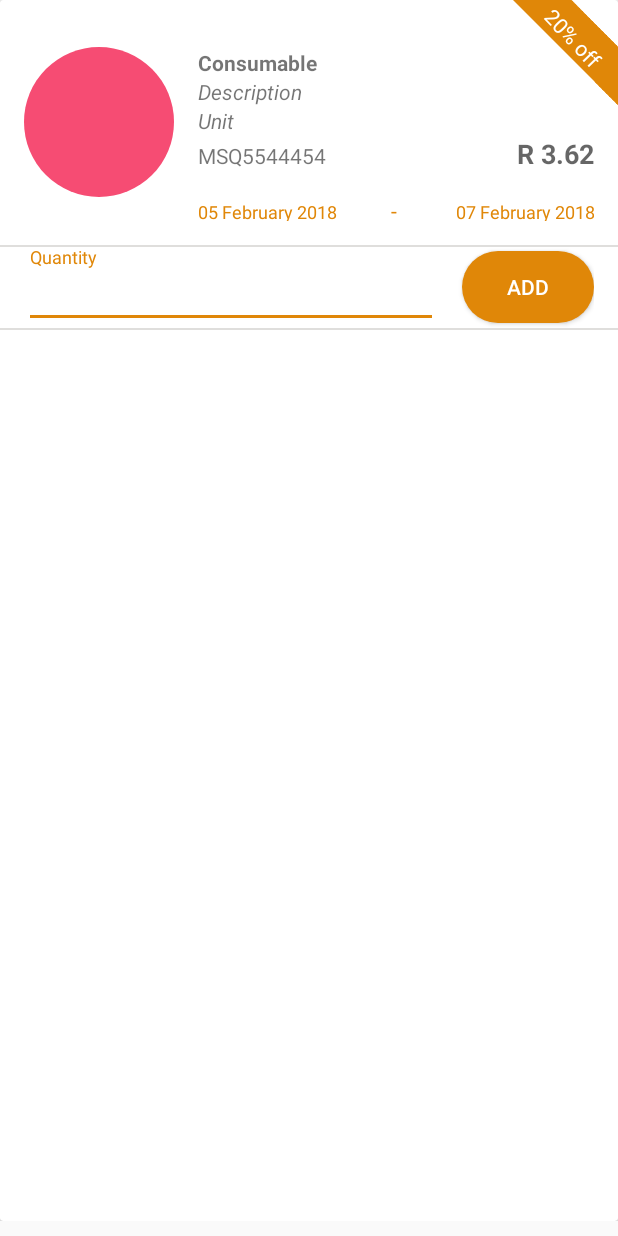
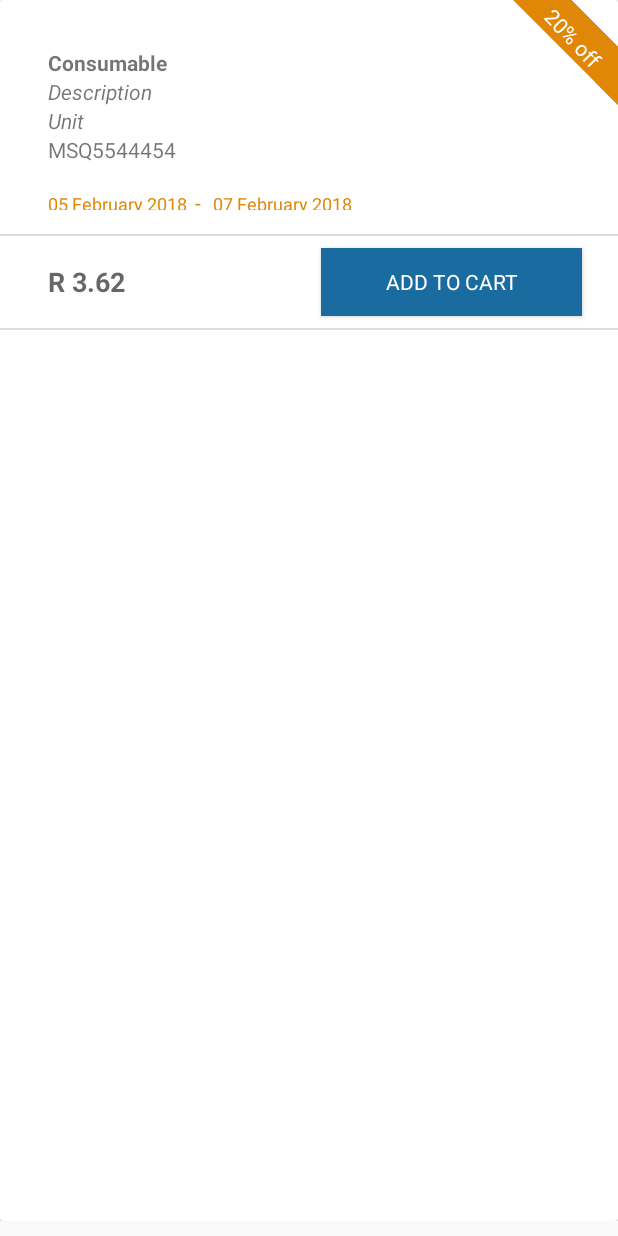
Before and after one commit to TingaZack/AkaciaMedical, an Android app: the layout promotions_layout.xml on its own in the app's theme, with its tools: preview values and no code run, on a phone screen of 412 x 824 dp. Run offline under Robolectric (Android 15) with nearby library versions, the phone set to English and light mode, and no system bars.

```diff
--- a/app/src/main/java/com/android/msqhealthpoc1/adapters/PromotionalContentRecyclerViewAdapter.java
+++ b/app/src/main/java/com/android/msqhealthpoc1/adapters/PromotionalContentRecyclerViewAdapter.java
@@ -106,7 +106,7 @@ public class PromotionalContentRecyclerViewAdapter extends RecyclerView.Adapter<
                             @Override
                             public void onClick(View v) {
 //
-//                                holder.mQuantity.setText(String.valueOf(1));
+                                holder.mQuantity.setText(String.valueOf(1));
 
                                 if (holder.mQuantity.getText().toString() == "") {
                                     holder.mQuantity.setError("Please add quantity...");
@@ -146,7 +146,7 @@ public class PromotionalContentRecyclerViewAdapter extends RecyclerView.Adapter<
                         holder.btnAddToCart.setOnClickListener(new View.OnClickListener() {
                             @Override
                             public void onClick(View v) {
-//                                holder.mQuantity.setText(String.valueOf(1));
+                                holder.mQuantity.setText(String.valueOf(1));
                                 if (holder.mQuantity.getText().toString() == "") {
                                     holder.mQuantity.setError("Please add quantity...");
                                     return;
--- a/app/src/main/res/layout/promotions_layout.xml
+++ b/app/src/main/res/layout/promotions_layout.xml
@@ -19,7 +19,7 @@
                 android:layout_width="70dp"
                 android:layout_height="70dp"
                 android:layout_alignParentRight="true"
-                android:src="@drawable/ribbon_special" />
+                android:src="@drawable/orange_ribbon_special" />
 
             <TextView
                 android:id="@+id/tv_percentage"
@@ -51,7 +51,8 @@
                         android:layout_width="100dp"
                         android:layout_height="100dp"
                         android:layout_gravity="center"
-                        android:src="@color/bg_screen1" />
+                        android:src="@color/bg_screen1"
+                        android:visibility="gone"/>
 
                     <LinearLayout
                         android:layout_width="match_parent"
@@ -94,15 +95,6 @@
                                 android:text="MSQ5544454"
                                 android:layout_weight="1"/>
 
-                            <TextView
-                                android:id="@+id/tv_price"
-                                android:layout_width="match_parent"
-                                android:layout_height="wrap_content"
-                                android:text="R 3.62"
-                                android:textAppearance="?android:textAppearanceMedium"
-                                android:textStyle="bold"
-                                android:layout_weight="1"
-                                android:gravity="right"/>
 
                         </LinearLayout>
 
@@ -114,9 +106,8 @@
 
                             <TextView
                                 android:id="@+id/tv_start_date"
-                                android:layout_width="match_parent"
+                                android:layout_width="wrap_content"
                                 android:layout_height="wrap_content"
-                                android:layout_weight="1"
                                 android:text="05 February 2018"
                                 android:textColor="@color/colorAccent"
                                 android:textSize="12sp" />
@@ -131,10 +122,8 @@
 
                             <TextView
                                 android:id="@+id/tv_end_date"
-                                android:layout_width="match_parent"
+                                android:layout_width="wrap_content"
                                 android:layout_height="wrap_content"
-                                android:layout_weight="1"
-                                android:gravity="right"
                                 android:text="07 February 2018"
                                 android:textColor="@color/colorAccent"
                                 android:textSize="12sp" />
@@ -162,7 +151,8 @@
                     <android.support.design.widget.TextInputLayout
                         android:layout_width="0dp"
                         android:layout_height="wrap_content"
-                        android:layout_weight="3.5">
+                        android:layout_weight="3.5"
+                        android:visibility="gone">
 
                         <android.support.design.widget.TextInputEditText
                             android:id="@+id/cart_item_quantity"
@@ -175,14 +165,28 @@
 
                     </android.support.design.widget.TextInputLayout>
 
+                    <TextView
+                        android:id="@+id/tv_price"
+                        android:layout_width="match_parent"
+                        android:layout_height="wrap_content"
+                        android:text="R 3.62"
+                        android:textAppearance="?android:textAppearanceMedium"
+                        android:textStyle="bold"
+                        android:layout_marginLeft="16dp"
+                        android:layout_weight="1"/>
+
+
                     <Button
                         android:id="@+id/addToCart"
-                        android:layout_width="wrap_content"
+                        android:layout_width="match_parent"
+                        android:textColorHint="@color/colorPrimary"
+                        android:layout_weight="1"
+                        android:layout_margin="8dp"
+                        android:textColor="#fff"
+                        android:background="@drawable/square_blue_button"
+                        android:fontFamily="sans-serif"
                         android:layout_height="wrap_content"
-                        android:layout_marginLeft="16dp"
-                        android:background="@drawable/button_round_orange"
-                        android:text="Add"
-                        android:textColor="@android:color/white" />
+                        android:text="Add to Cart" />
 
                 </LinearLayout>
 
```
